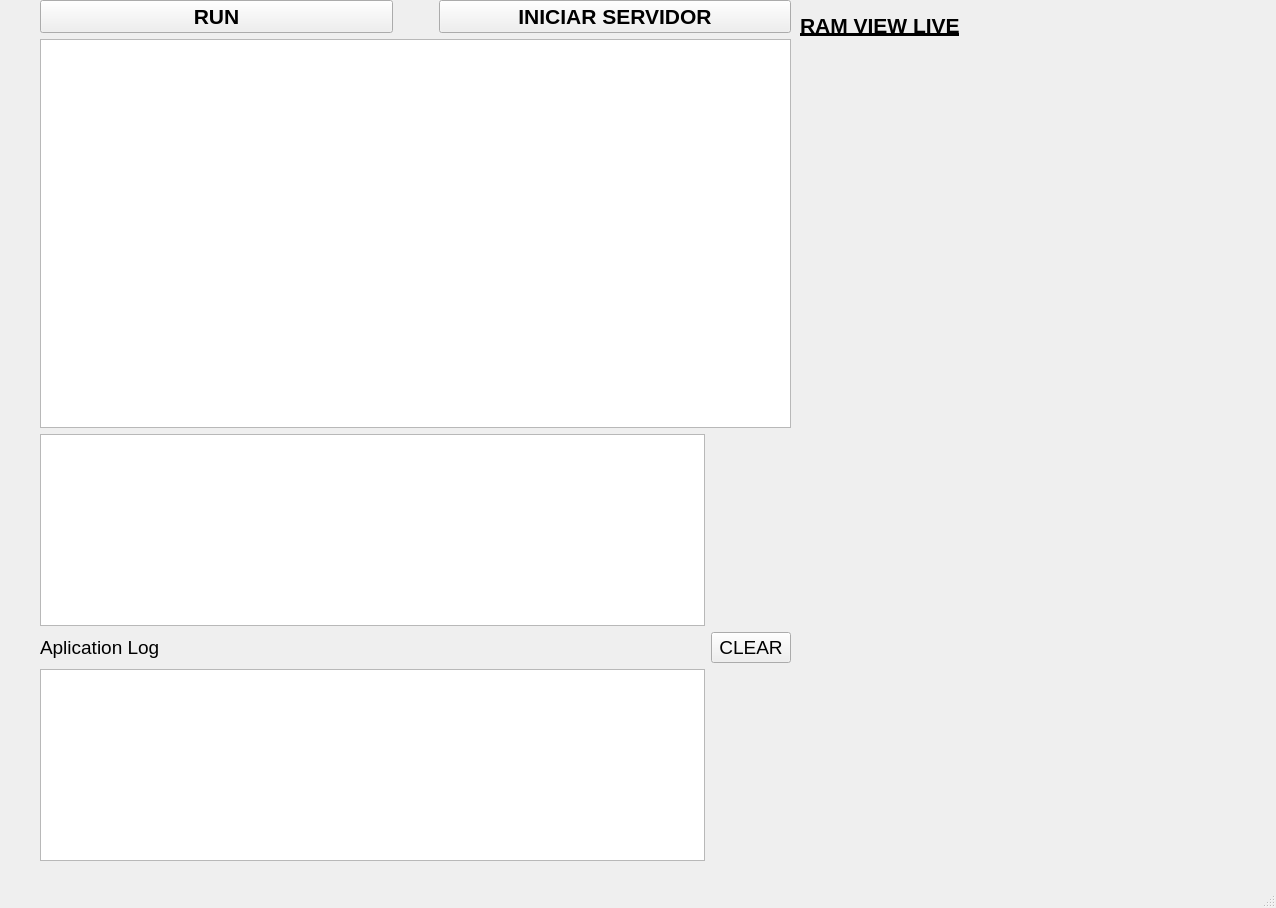
Old version of the form Proyecto_1_Qt/mainwindow.ui in the repository JanM10/Proyecto_1_Qt.
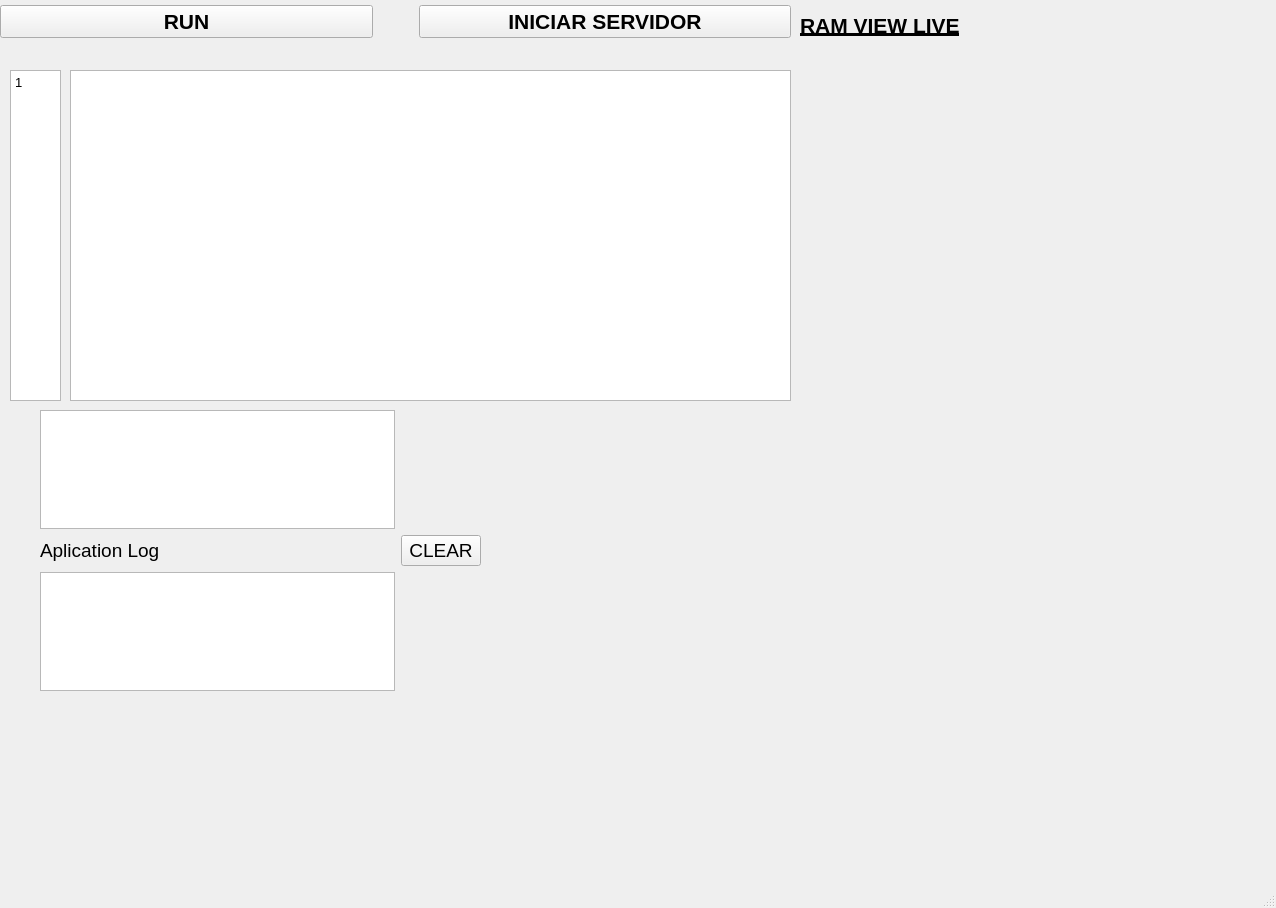
New version of the form.

Commit message: Se agrega una barra para saber en que linea va el codigo.

Diff of the .ui file:
```diff
--- a/Proyecto_1_Qt/mainwindow.ui
+++ b/Proyecto_1_Qt/mainwindow.ui
@@ -40,117 +40,54 @@
     <property name="geometry">
      <rect>
       <x>0</x>
-      <y>0</y>
-      <width>791</width>
-      <height>861</height>
+      <y>410</y>
+      <width>481</width>
+      <height>281</height>
      </rect>
     </property>
     <layout class="QGridLayout" name="gridLayout_2">
-     <item row="0" column="0">
-      <layout class="QHBoxLayout" name="horizontalLayout">
-       <item>
-        <spacer name="horizontalSpacer_3">
-         <property name="orientation">
-          <enum>Qt::Horizontal</enum>
-         </property>
-         <property name="sizeType">
-          <enum>QSizePolicy::Minimum</enum>
-         </property>
-         <property name="sizeHint" stdset="0">
-          <size>
-           <width>40</width>
-           <height>20</height>
-          </size>
-         </property>
-        </spacer>
-       </item>
-       <item>
-        <widget class="QPushButton" name="runButton">
-         <property name="font">
-          <font>
-           <pointsize>16</pointsize>
-           <weight>75</weight>
-           <bold>true</bold>
-          </font>
-         </property>
-         <property name="text">
-          <string>RUN</string>
-         </property>
-        </widget>
-       </item>
-       <item>
-        <spacer name="horizontalSpacer_4">
-         <property name="orientation">
-          <enum>Qt::Horizontal</enum>
-         </property>
-         <property name="sizeType">
-          <enum>QSizePolicy::Preferred</enum>
-         </property>
-         <property name="sizeHint" stdset="0">
-          <size>
-           <width>40</width>
-           <height>20</height>
-          </size>
-         </property>
-        </spacer>
-       </item>
-       <item>
-        <widget class="QPushButton" name="pushButton">
-         <property name="font">
-          <font>
-           <pointsize>16</pointsize>
-           <weight>75</weight>
-           <bold>true</bold>
-          </font>
-         </property>
-         <property name="text">
-          <string>INICIAR SERVIDOR</string>
-         </property>
-        </widget>
-       </item>
-      </layout>
-     </item>
-     <item row="1" column="0">
-      <layout class="QHBoxLayout" name="horizontalLayout_2">
-       <item>
-        <spacer name="horizontalSpacer_2">
-         <property name="orientation">
-          <enum>Qt::Horizontal</enum>
-         </property>
-         <property name="sizeType">
-          <enum>QSizePolicy::Minimum</enum>
-         </property>
-         <property name="sizeHint" stdset="0">
-          <size>
-           <width>40</width>
-           <height>20</height>
-          </size>
-         </property>
-        </spacer>
-       </item>
-       <item>
-        <widget class="QTextEdit" name="writeCode">
-         <property name="font">
-          <font>
-           <pointsize>16</pointsize>
-          </font>
-         </property>
-         <property name="documentTitle">
-          <string/>
-         </property>
-         <property name="html">
-          <string>&lt;!DOCTYPE HTML PUBLIC &quot;-//W3C//DTD HTML 4.0//EN&quot; &quot;http://www.w3.org/TR/REC-html40/strict.dtd&quot;&gt;
-&lt;html&gt;&lt;head&gt;&lt;meta name=&quot;qrichtext&quot; content=&quot;1&quot; /&gt;&lt;style type=&quot;text/css&quot;&gt;
-p, li { white-space: pre-wrap; }
-&lt;/style&gt;&lt;/head&gt;&lt;body style=&quot; font-family:'MS Shell Dlg 2'; font-size:16pt; font-weight:400; font-style:normal;&quot;&gt;
-&lt;p style=&quot;-qt-paragraph-type:empty; margin-top:0px; margin-bottom:0px; margin-left:0px; margin-right:0px; -qt-block-indent:0; text-indent:0px; font-size:7.8pt;&quot;&gt;&lt;br /&gt;&lt;/p&gt;&lt;/body&gt;&lt;/html&gt;</string>
-         </property>
-        </widget>
-       </item>
-      </layout>
-     </item>
      <item row="2" column="0">
       <layout class="QGridLayout" name="gridLayout">
+       <item row="0" column="1">
+        <widget class="QTextEdit" name="console">
+         <property name="font">
+          <font>
+           <pointsize>10</pointsize>
+          </font>
+         </property>
+         <property name="readOnly">
+          <bool>false</bool>
+         </property>
+        </widget>
+       </item>
+       <item row="0" column="0">
+        <spacer name="horizontalSpacer">
+         <property name="orientation">
+          <enum>Qt::Horizontal</enum>
+         </property>
+         <property name="sizeType">
+          <enum>QSizePolicy::Minimum</enum>
+         </property>
+         <property name="sizeHint" stdset="0">
+          <size>
+           <width>40</width>
+           <height>20</height>
+          </size>
+         </property>
+        </spacer>
+       </item>
+       <item row="2" column="2">
+        <widget class="QPushButton" name="clearButton">
+         <property name="font">
+          <font>
+           <pointsize>14</pointsize>
+          </font>
+         </property>
+         <property name="text">
+          <string>CLEAR</string>
+         </property>
+        </widget>
+       </item>
        <item row="3" column="1">
         <widget class="QTextEdit" name="aplicationLogConsole">
          <property name="font">
@@ -163,18 +100,6 @@
          </property>
         </widget>
        </item>
-       <item row="0" column="1">
-        <widget class="QTextEdit" name="console">
-         <property name="font">
-          <font>
-           <pointsize>14</pointsize>
-          </font>
-         </property>
-         <property name="readOnly">
-          <bool>false</bool>
-         </property>
-        </widget>
-       </item>
        <item row="2" column="1">
         <widget class="QLabel" name="aplicationLog">
          <property name="font">
@@ -187,35 +112,119 @@
          </property>
         </widget>
        </item>
-       <item row="2" column="2">
-        <widget class="QPushButton" name="clearButton">
-         <property name="font">
-          <font>
-           <pointsize>14</pointsize>
-          </font>
-         </property>
-         <property name="text">
-          <string>CLEAR</string>
-         </property>
-        </widget>
-       </item>
-       <item row="0" column="0">
-        <spacer name="horizontalSpacer">
-         <property name="orientation">
-          <enum>Qt::Horizontal</enum>
-         </property>
-         <property name="sizeType">
-          <enum>QSizePolicy::Minimum</enum>
-         </property>
-         <property name="sizeHint" stdset="0">
-          <size>
-           <width>40</width>
-           <height>20</height>
-          </size>
-         </property>
-        </spacer>
-       </item>
       </layout>
+     </item>
+     <item row="0" column="0">
+      <layout class="QHBoxLayout" name="horizontalLayout"/>
+     </item>
+     <item row="1" column="0">
+      <layout class="QHBoxLayout" name="horizontalLayout_2"/>
+     </item>
+    </layout>
+   </widget>
+   <widget class="QTextEdit" name="numeroLinea">
+    <property name="geometry">
+     <rect>
+      <x>10</x>
+      <y>70</y>
+      <width>51</width>
+      <height>331</height>
+     </rect>
+    </property>
+    <property name="font">
+     <font>
+      <pointsize>10</pointsize>
+     </font>
+    </property>
+    <property name="readOnly">
+     <bool>true</bool>
+    </property>
+    <property name="html">
+     <string>&lt;!DOCTYPE HTML PUBLIC &quot;-//W3C//DTD HTML 4.0//EN&quot; &quot;http://www.w3.org/TR/REC-html40/strict.dtd&quot;&gt;
+&lt;html&gt;&lt;head&gt;&lt;meta name=&quot;qrichtext&quot; content=&quot;1&quot; /&gt;&lt;style type=&quot;text/css&quot;&gt;
+p, li { white-space: pre-wrap; }
+&lt;/style&gt;&lt;/head&gt;&lt;body style=&quot; font-family:'MS Shell Dlg 2'; font-size:10pt; font-weight:400; font-style:normal;&quot;&gt;
+&lt;p style=&quot; margin-top:0px; margin-bottom:0px; margin-left:0px; margin-right:0px; -qt-block-indent:0; text-indent:0px;&quot;&gt;1&lt;/p&gt;&lt;/body&gt;&lt;/html&gt;</string>
+    </property>
+   </widget>
+   <widget class="QTextEdit" name="writeCode">
+    <property name="geometry">
+     <rect>
+      <x>70</x>
+      <y>70</y>
+      <width>721</width>
+      <height>331</height>
+     </rect>
+    </property>
+    <property name="font">
+     <font>
+      <pointsize>14</pointsize>
+     </font>
+    </property>
+    <property name="documentTitle">
+     <string/>
+    </property>
+    <property name="html">
+     <string>&lt;!DOCTYPE HTML PUBLIC &quot;-//W3C//DTD HTML 4.0//EN&quot; &quot;http://www.w3.org/TR/REC-html40/strict.dtd&quot;&gt;
+&lt;html&gt;&lt;head&gt;&lt;meta name=&quot;qrichtext&quot; content=&quot;1&quot; /&gt;&lt;style type=&quot;text/css&quot;&gt;
+p, li { white-space: pre-wrap; }
+&lt;/style&gt;&lt;/head&gt;&lt;body style=&quot; font-family:'MS Shell Dlg 2'; font-size:14pt; font-weight:400; font-style:normal;&quot;&gt;
+&lt;p style=&quot;-qt-paragraph-type:empty; margin-top:0px; margin-bottom:0px; margin-left:0px; margin-right:0px; -qt-block-indent:0; text-indent:0px; font-size:7.8pt;&quot;&gt;&lt;br /&gt;&lt;/p&gt;&lt;/body&gt;&lt;/html&gt;</string>
+    </property>
+   </widget>
+   <widget class="QWidget" name="">
+    <property name="geometry">
+     <rect>
+      <x>0</x>
+      <y>0</y>
+      <width>791</width>
+      <height>44</height>
+     </rect>
+    </property>
+    <layout class="QHBoxLayout" name="horizontalLayout_3">
+     <item>
+      <widget class="QPushButton" name="runButton">
+       <property name="font">
+        <font>
+         <pointsize>16</pointsize>
+         <weight>75</weight>
+         <bold>true</bold>
+        </font>
+       </property>
+       <property name="text">
+        <string>RUN</string>
+       </property>
+      </widget>
+     </item>
+     <item>
+      <spacer name="horizontalSpacer_2">
+       <property name="orientation">
+        <enum>Qt::Horizontal</enum>
+       </property>
+       <property name="sizeType">
+        <enum>QSizePolicy::Minimum</enum>
+       </property>
+       <property name="sizeHint" stdset="0">
+        <size>
+         <width>40</width>
+         <height>20</height>
+        </size>
+       </property>
+      </spacer>
+     </item>
+     <item>
+      <widget class="QPushButton" name="pushButton">
+       <property name="font">
+        <font>
+         <pointsize>16</pointsize>
+         <weight>75</weight>
+         <bold>true</bold>
+        </font>
+       </property>
+       <property name="text">
+        <string>INICIAR SERVIDOR</string>
+       </property>
+      </widget>
      </item>
     </layout>
    </widget>
```
The commit also changes 1 other file.
